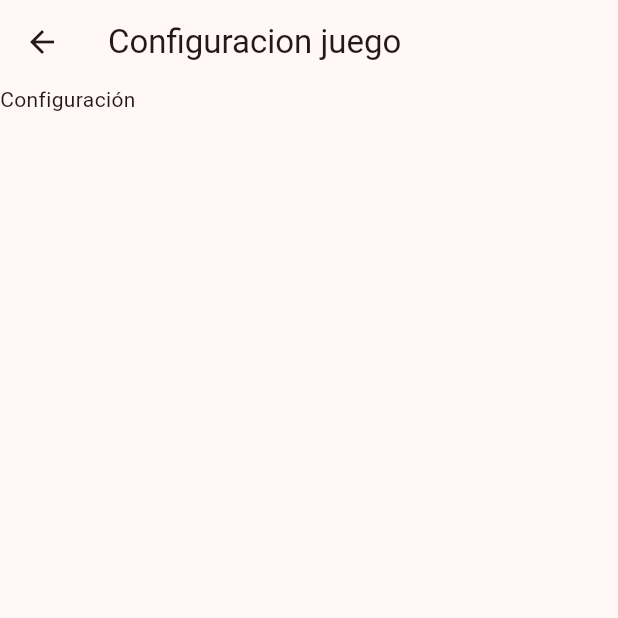
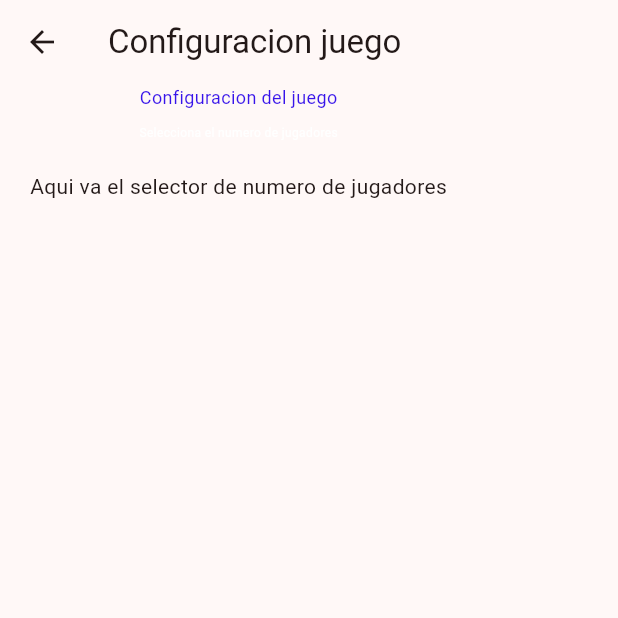
Before and after one commit to uni-dev-labs/impostor-game-app, a Flutter app: the GameConfigurationPage screen opened by its route, on a phone screen of 412 x 824 dp, the top half of it. Run offline on Flutter 3.47's test engine with Material 3 defaults, Android fonts, the phone set to English and light mode, and no system bars.

Commit message:
cambios titulo subtitulo

```diff
--- a/lib/screens/game_configuration_page.dart
+++ b/lib/screens/game_configuration_page.dart
@@ -5,9 +5,60 @@ class GameConfigurationPage extends StatelessWidget {
 
   @override
   Widget build(BuildContext context) {
-    return Scaffold(
+    return Container(
+      decoration: const BoxDecoration(
+        gradient: LinearGradient(
+          colors: [
+            Color.fromRGBO(24, 18, 58, 1),
+            Color.fromRGBO(19, 16, 37, 1),
+          ],
+          begin: Alignment.topCenter,
+          end: Alignment.bottomCenter,
+        ),
+      ),
+      child: Scaffold(
       appBar: AppBar(title: Text("Configuracion juego")),
-      body: Text("Configuración"),
+      body: SafeArea(
+        child: SingleChildScrollView(
+          child: Padding(
+            padding: const EdgeInsets.symmetric(horizontal: 20),
+            child: Column(
+              children: [
+                _mainText("Configuracion del juego"),
+                SizedBox(height: 10),
+                _subtitleText("Selecciona el numero de jugadores"),
+                SizedBox(height: 20),
+                Text("Aqui va el selector de numero de jugadores"),
+              ],
+            ),
+          ),
+        )
+      ),
+      ),
     );
   }
 }
+
+Text _mainText(String mainText) {
+  return Text(
+    mainText,
+    style: TextStyle(
+      fontSize: 12,
+      fontWeight: FontWeight.normal,
+      color: const Color.fromRGBO(55, 20, 234, 1),
+    ),
+    textAlign: TextAlign.start,
+  );
+}
+
+Text _subtitleText(String subtitleText) {
+  return Text(
+    subtitleText,
+    style: TextStyle(
+      fontSize: 8,
+      fontWeight: FontWeight.normal,
+      color: const Color.fromRGBO(255, 255, 255, 1),
+    ),
+    textAlign: TextAlign.start,
+  );
+}
```
Also changed, not shown: lib/components/custom_button.dart (+3 -4 lines), lib/components/player_counter.dart (added, +26 -0 lines), lib/screens/home_page.dart (+5 -5 lines), 5 other files.
